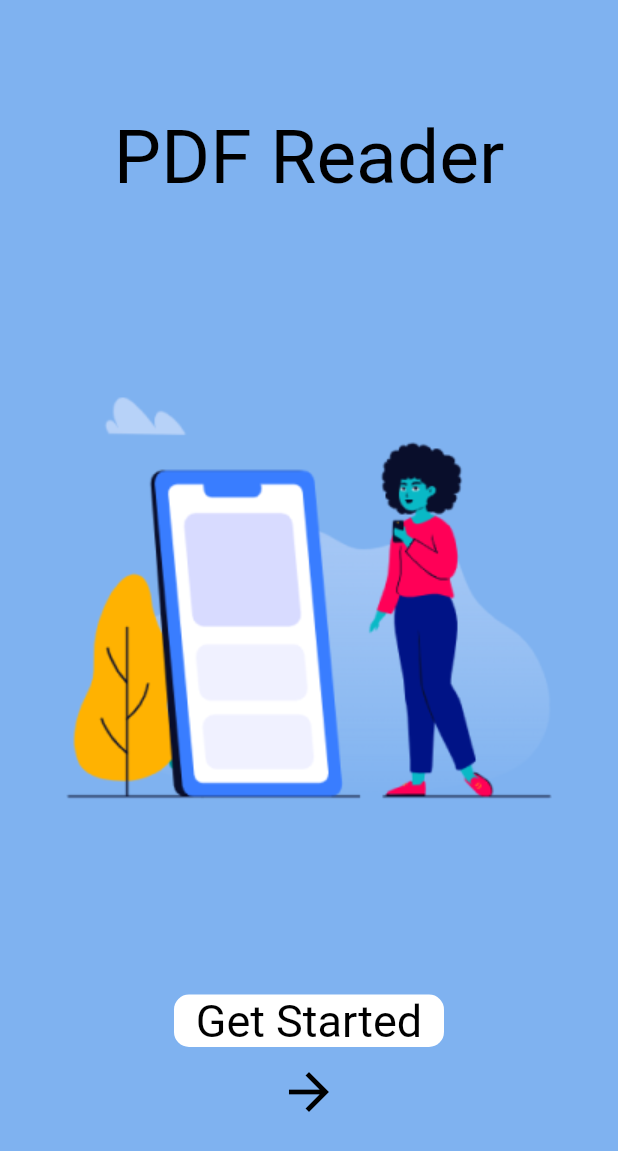
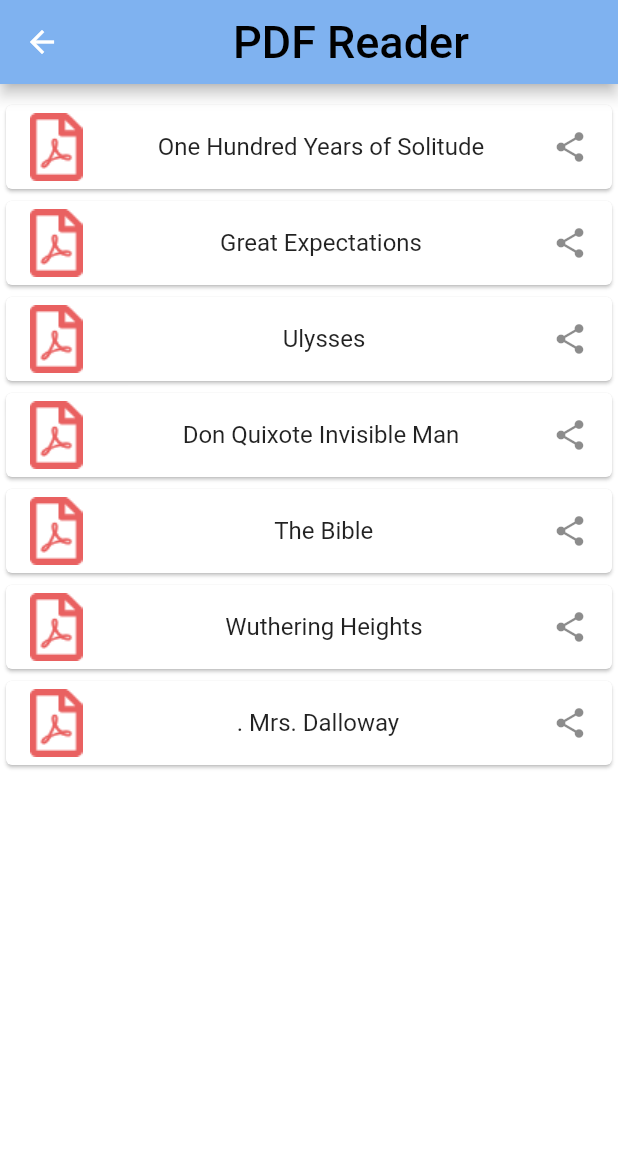
Before and after one commit to Bilalkeyz/pdf_reader_App, a Flutter app: the screen it shows after launch, after a tap on "Get Started", on a phone screen of 412 x 824 dp. Shown: the top 1151 px of the screen. Run offline on Flutter 3.47's test engine with Material 2 defaults, Android fonts, the phone set to English and light mode, and no system bars; our stand-ins replace get; Roboto replaces fonts that are missing (Montserrat).

Commit message:
1-Modify Main.dart 2-create pdf_file_screen.dart 3-create pdf_list_screen_controller.dart 4-create pdf_list_screen.dart 5-create pdf_list_screen_controller.dart 6-add some assets 7-add roundbutton.dart

```diff
--- /dev/null
+++ b/lib/controller/pdf_list_screen_controller.dart
@@ -0,0 +1,6 @@
+import 'package:get/get.dart';
+
+class PdfListScreenController extends GetxController{
+
+
+}
--- a/lib/main.dart
+++ b/lib/main.dart
@@ -1,4 +1,5 @@
 import 'package:flutter/material.dart';
+import 'package:get/get.dart';
 import 'package:pdf_reader/screens/splash_screen.dart';
 
 void main() {
@@ -11,7 +12,10 @@ class MyApp extends StatelessWidget {
 
   @override
   Widget build(BuildContext context) {
-    return const MaterialApp(
+    return  GetMaterialApp(
+
+
+
       debugShowCheckedModeBanner: false,
 
       home: SplashScreen() ,
--- /dev/null
+++ b/lib/screens/pdf_list_screen.dart
@@ -0,0 +1,57 @@
+import 'package:flutter/material.dart';
+import 'package:get/get.dart';
+import 'package:pdf_reader/controller/splash_screen_controller.dart';
+import 'package:pdf_reader/utils/app_colors.dart';
+
+class PdfListScreen extends GetView<SplashScreenController> {
+  final List<String> name = [
+    " One Hundred Years of Solitude ",
+    " Great Expectations ",
+    " Ulysses",
+    " Don Quixote"
+        " Invisible Man ",
+    " The Bible",
+    " Wuthering Heights",
+    ". Mrs. Dalloway "
+  ];
+  PdfListScreen({super.key});
+  @override
+  Widget build(BuildContext context) {
+    return Scaffold(
+      appBar: AppBar(
+        backgroundColor: AppColors.primaryBlue,
+        title: const Center(
+            child: Text("PDF Reader",
+                style: TextStyle(
+                  fontSize: 30,
+                  color: Colors.black,
+                  fontFamily: "Montserrat",
+                ))),
+      ),
+      backgroundColor: AppColors.whiteColor,
+      body: SafeArea(
+        child: Padding(
+          padding: const EdgeInsets.only(top: 10),
+          child: Column(
+            children: <Widget>[
+              Expanded(
+                child: ListView.builder(
+                    itemCount: name.length,
+                    itemBuilder: (context, index) {
+                      return Card(
+                        child: ListTile(
+                          leading: const Image(
+                              image: AssetImage('assets/images/pdficon.png')),
+                          title: Center(child: Text(name[index].toString())),
+                          trailing: const Icon(Icons.share),
+                        ),
+                      );
+                    }),
+              )
+            ],
+          ),
+        ),
+      ),
+    );
+  }
+}
--- a/lib/screens/splash_screen.dart
+++ b/lib/screens/splash_screen.dart
@@ -1,6 +1,7 @@
 import 'package:flutter/material.dart';
 import 'package:get/get.dart';
 import 'package:pdf_reader/controller/splash_screen_controller.dart';
+import 'package:pdf_reader/screens/pdf_list_screen.dart';
 import 'package:pdf_reader/utils/app_colors.dart';
 import 'package:pdf_reader/widgets/roundbutton.dart';
 
@@ -22,7 +23,9 @@ class SplashScreen extends GetView<SplashScreenController> {
             Center(
                 child: Image(
                     image: AssetImage('assets/images/splashscreenlogo.png'))),
-            RoundButton(title: 'Get Started', onTap: () {})
+            RoundButton(title: 'Get Started', onTap: () {
+              Get.to(PdfListScreen());
+            })
           ],
         ),
       ),
```
Also changed, not shown: lib/screens/pdf_file_screen.dart (added, +33 -0 lines), lib/widgets/roundbutton.dart (+6 -1 lines), assets/images/pdficon.png (added).
